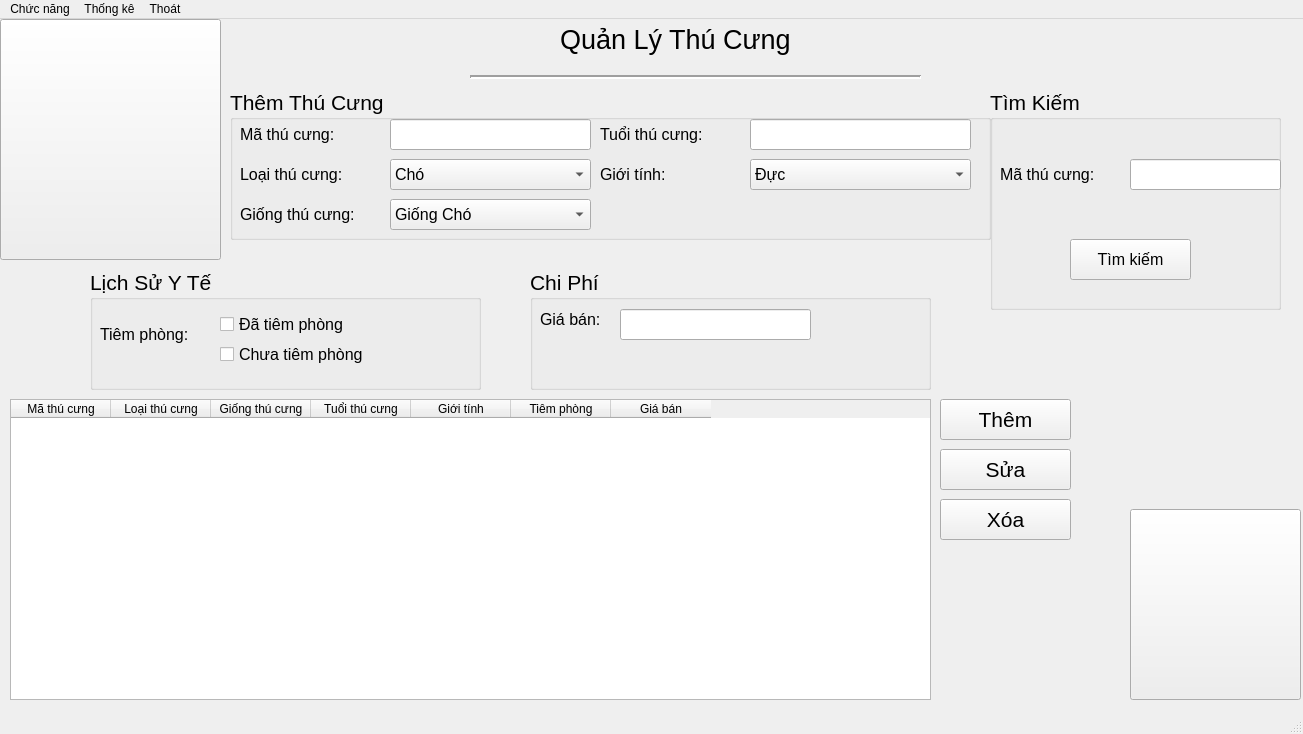
Qt form QLTC/QLTC.ui (lehieu181023/QLTC-python) before a commit.
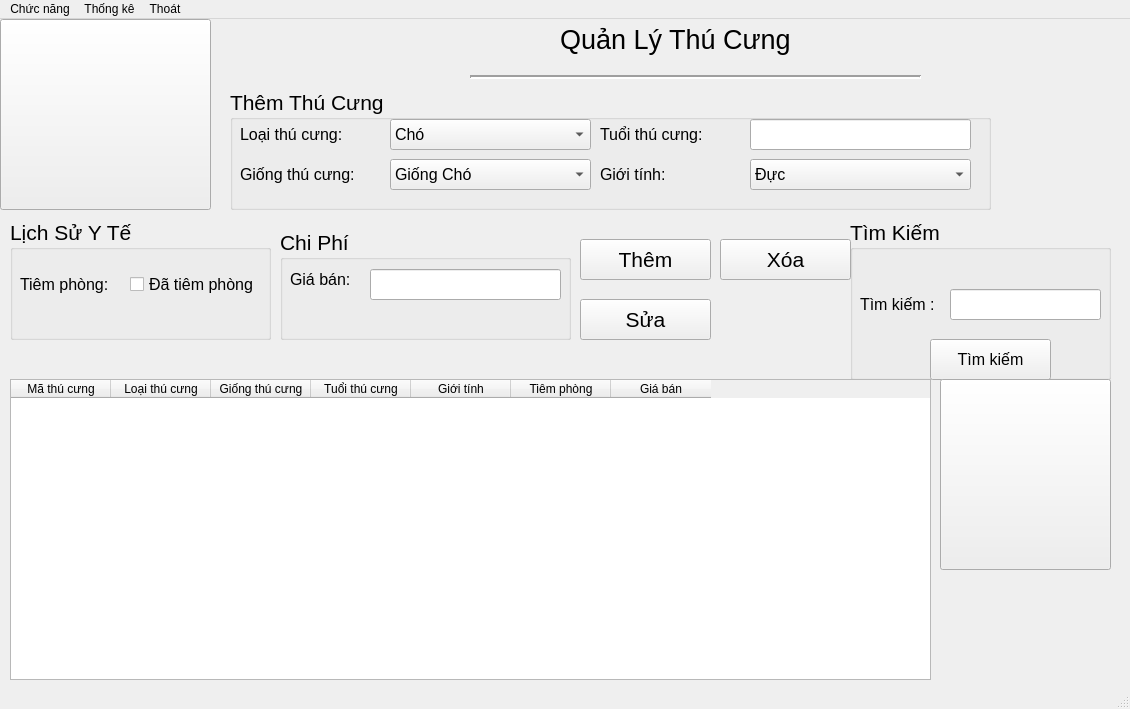
The same form after that commit. Icons and pictures are not drawn.

What changed in the file:
```diff
--- a/QLTC/QLTC.ui
+++ b/QLTC/QLTC.ui
@@ -6,8 +6,8 @@
    <rect>
     <x>0</x>
     <y>0</y>
-    <width>1303</width>
-    <height>734</height>
+    <width>1130</width>
+    <height>709</height>
    </rect>
   </property>
   <property name="windowTitle">
@@ -54,7 +54,7 @@
       <x>230</x>
       <y>70</y>
       <width>761</width>
-      <height>151</height>
+      <height>121</height>
      </rect>
     </property>
     <property name="font">
@@ -65,29 +65,11 @@
     <property name="title">
      <string>Thêm Thú Cưng</string>
     </property>
-    <widget class="QLabel" name="label_3">
-     <property name="geometry">
-      <rect>
-       <x>10</x>
-       <y>30</y>
-       <width>131</width>
-       <height>31</height>
-      </rect>
-     </property>
-     <property name="font">
-      <font>
-       <pointsize>12</pointsize>
-      </font>
-     </property>
-     <property name="text">
-      <string>Mã thú cưng:</string>
-     </property>
-    </widget>
     <widget class="QLabel" name="label_4">
      <property name="geometry">
       <rect>
        <x>10</x>
-       <y>70</y>
+       <y>30</y>
        <width>131</width>
        <height>31</height>
       </rect>
@@ -152,26 +134,11 @@
       </font>
      </property>
     </widget>
-    <widget class="QLineEdit" name="tb_m">
-     <property name="geometry">
-      <rect>
-       <x>160</x>
-       <y>30</y>
-       <width>201</width>
-       <height>31</height>
-      </rect>
-     </property>
-     <property name="font">
-      <font>
-       <pointsize>10</pointsize>
-      </font>
-     </property>
-    </widget>
     <widget class="QLabel" name="label_5">
      <property name="geometry">
       <rect>
        <x>10</x>
-       <y>110</y>
+       <y>70</y>
        <width>141</width>
        <height>31</height>
       </rect>
@@ -189,7 +156,7 @@
      <property name="geometry">
       <rect>
        <x>160</x>
-       <y>70</y>
+       <y>30</y>
        <width>201</width>
        <height>31</height>
       </rect>
@@ -239,7 +206,7 @@
      <property name="geometry">
       <rect>
        <x>160</x>
-       <y>110</y>
+       <y>70</y>
        <width>201</width>
        <height>31</height>
       </rect>
@@ -314,9 +281,9 @@
    <widget class="QGroupBox" name="groupBox_2">
     <property name="geometry">
      <rect>
-      <x>90</x>
-      <y>250</y>
-      <width>391</width>
+      <x>10</x>
+      <y>200</y>
+      <width>261</width>
       <height>121</height>
      </rect>
     </property>
@@ -349,8 +316,8 @@
     <widget class="QCheckBox" name="ck_dt">
      <property name="geometry">
       <rect>
-       <x>130</x>
-       <y>40</y>
+       <x>120</x>
+       <y>50</y>
        <width>161</width>
        <height>31</height>
       </rect>
@@ -364,32 +331,14 @@
       <string>Đã tiêm phòng</string>
      </property>
     </widget>
-    <widget class="QCheckBox" name="ck_ct">
-     <property name="geometry">
-      <rect>
-       <x>130</x>
-       <y>70</y>
-       <width>181</width>
-       <height>31</height>
-      </rect>
-     </property>
-     <property name="font">
-      <font>
-       <pointsize>12</pointsize>
-      </font>
-     </property>
-     <property name="text">
-      <string>Chưa tiêm phòng</string>
-     </property>
-    </widget>
    </widget>
    <widget class="QGroupBox" name="groupBox_3">
     <property name="geometry">
      <rect>
-      <x>530</x>
-      <y>250</y>
-      <width>401</width>
-      <height>121</height>
+      <x>280</x>
+      <y>210</y>
+      <width>291</width>
+      <height>111</height>
      </rect>
     </property>
     <property name="font">
@@ -432,10 +381,10 @@
    <widget class="QGroupBox" name="groupBox_4">
     <property name="geometry">
      <rect>
-      <x>990</x>
-      <y>70</y>
-      <width>291</width>
-      <height>221</height>
+      <x>850</x>
+      <y>200</y>
+      <width>261</width>
+      <height>161</height>
      </rect>
     </property>
     <property name="font">
@@ -461,13 +410,13 @@
       </font>
      </property>
      <property name="text">
-      <string>Mã thú cưng:</string>
+      <string>Tìm kiếm :</string>
      </property>
     </widget>
     <widget class="QLineEdit" name="tb_tk">
      <property name="geometry">
       <rect>
-       <x>140</x>
+       <x>100</x>
        <y>70</y>
        <width>151</width>
        <height>31</height>
@@ -478,7 +427,7 @@
      <property name="geometry">
       <rect>
        <x>80</x>
-       <y>150</y>
+       <y>120</y>
        <width>121</width>
        <height>41</height>
       </rect>
@@ -496,8 +445,8 @@
    <widget class="QPushButton" name="bt_t">
     <property name="geometry">
      <rect>
-      <x>940</x>
-      <y>380</y>
+      <x>580</x>
+      <y>220</y>
       <width>131</width>
       <height>41</height>
      </rect>
@@ -514,8 +463,8 @@
    <widget class="QPushButton" name="bt_s">
     <property name="geometry">
      <rect>
-      <x>940</x>
-      <y>430</y>
+      <x>580</x>
+      <y>280</y>
       <width>131</width>
       <height>41</height>
      </rect>
@@ -532,8 +481,8 @@
    <widget class="QPushButton" name="bt_x">
     <property name="geometry">
      <rect>
-      <x>940</x>
-      <y>480</y>
+      <x>720</x>
+      <y>220</y>
       <width>131</width>
       <height>41</height>
      </rect>
@@ -551,7 +500,7 @@
     <property name="geometry">
      <rect>
       <x>10</x>
-      <y>380</y>
+      <y>360</y>
       <width>921</width>
       <height>301</height>
      </rect>
@@ -612,8 +561,8 @@
      <rect>
       <x>0</x>
       <y>0</y>
-      <width>221</width>
-      <height>241</height>
+      <width>211</width>
+      <height>191</height>
      </rect>
     </property>
     <property name="styleSheet">
@@ -626,8 +575,8 @@
    <widget class="QPushButton" name="pushButton_2">
     <property name="geometry">
      <rect>
-      <x>1130</x>
-      <y>490</y>
+      <x>940</x>
+      <y>360</y>
       <width>171</width>
       <height>191</height>
      </rect>
@@ -645,7 +594,7 @@
     <rect>
      <x>0</x>
      <y>0</y>
-     <width>1303</width>
+     <width>1130</width>
      <height>21</height>
     </rect>
    </property>
```
